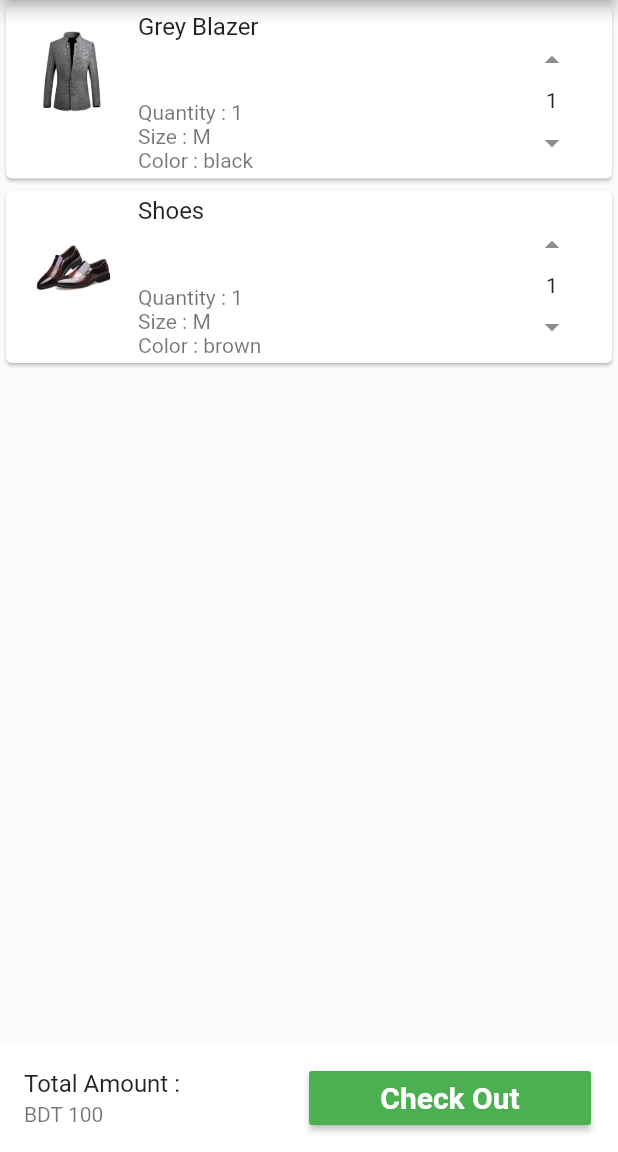
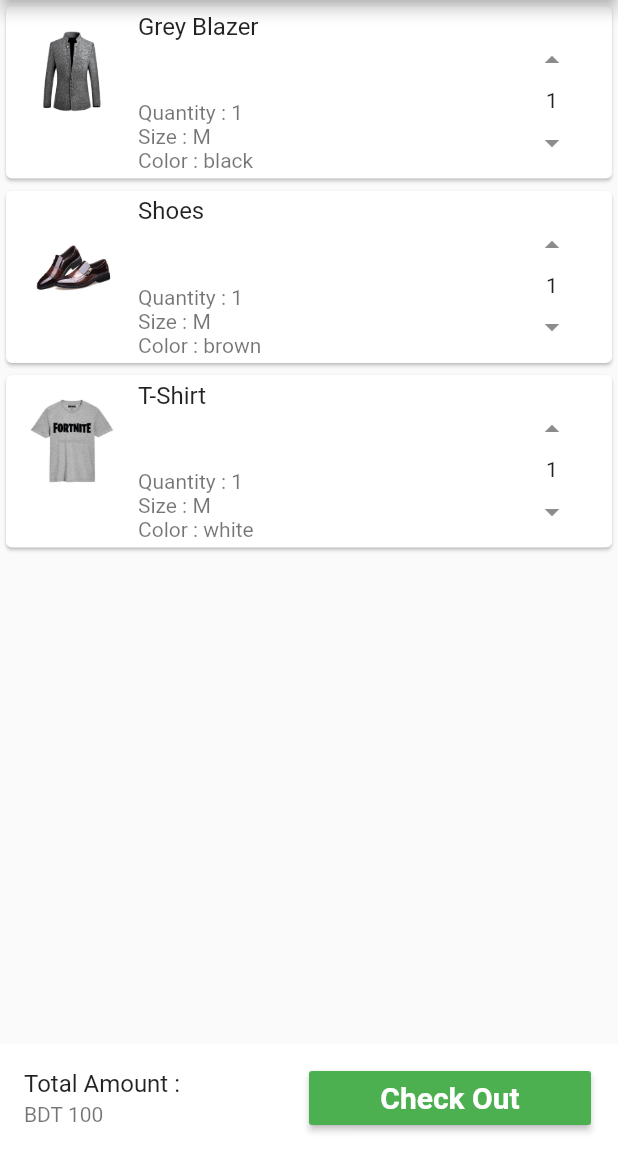
Before and after one commit to FahamidulDipro/competition, a Flutter app: the screen it shows after launch, scrolled down 576 dp, after a tap on the "shopping cart" icon, on a phone screen of 412 x 824 dp, the part 84-1236 px from its top. Run offline on Flutter 3.47's test engine with Material 2 defaults, Android fonts, the phone set to English and light mode, and no system bars; our stand-ins replace carousel_pro, math_expressions.

Commit message:
app name changed

```diff
--- a/SHOP/lib/Model/Home.dart
+++ b/SHOP/lib/Model/Home.dart
@@ -24,7 +24,7 @@ class _HomeState extends State<Home> {
         AssetImage('images/watch.jpg'),
         AssetImage('images/shoes.jpg'),
       ],
-      autoplay: false,
+      autoplay: true,
       animationCurve: Curves.fastOutSlowIn,
       animationDuration: Duration(microseconds: 1000),
       dotSize: 4,
@@ -36,7 +36,7 @@ class _HomeState extends State<Home> {
     return Scaffold(
       appBar: AppBar(
         elevation: 0.1,
-        title: !isSearching? Text('SHOPAPP'):TextField(decoration: InputDecoration(hintText: "Search Products",hintStyle: TextStyle(color: Colors.white)),style: TextStyle(color: Colors.white),),
+        title: !isSearching? Text('BIG MART'):TextField(decoration: InputDecoration(hintText: "Search Products",hintStyle: TextStyle(color: Colors.white)),style: TextStyle(color: Colors.white),),
         backgroundColor: Colors.orange,
         actions: [
           IconButton(
@@ -66,8 +66,8 @@ class _HomeState extends State<Home> {
         child: ListView(
           children: [
             UserAccountsDrawerHeader(
-              accountName: Text('Fahamidul Dipro'),
-              accountEmail: Text('fid@fidmail.com'),
+              accountName: Text('User'),
+              accountEmail: Text('user@usermail.com'),
               currentAccountPicture: GestureDetector(
                 child: CircleAvatar(
                   backgroundColor: Colors.blueGrey,
--- a/SHOP/lib/Model/cart_products.dart
+++ b/SHOP/lib/Model/cart_products.dart
@@ -21,6 +21,14 @@ class _CartProductsState extends State<CartProducts> {
       "price": "600/-",
       "size": "M",
       "color": "brown",
+      "quantity": 1,
+    },
+    {
+      "name": "T-Shirt",
+      "picture": "images/products/tshirt.png",
+      "price": "600/-",
+      "size": "M",
+      "color": "white",
       "quantity": 1,
     }
   ];
```
Also changed, not shown: SHOP/lib/pages/cart.dart (+12 -1 lines), SHOP/lib/pages/product_details.dart (+11 -2 lines), 2 other files.
